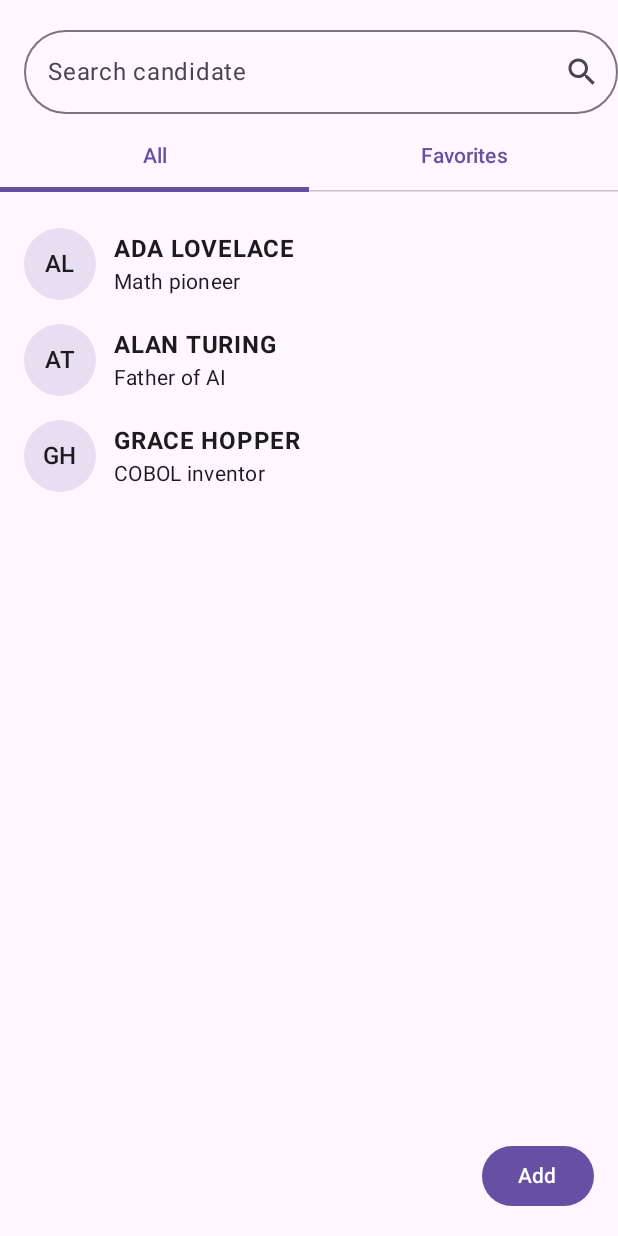
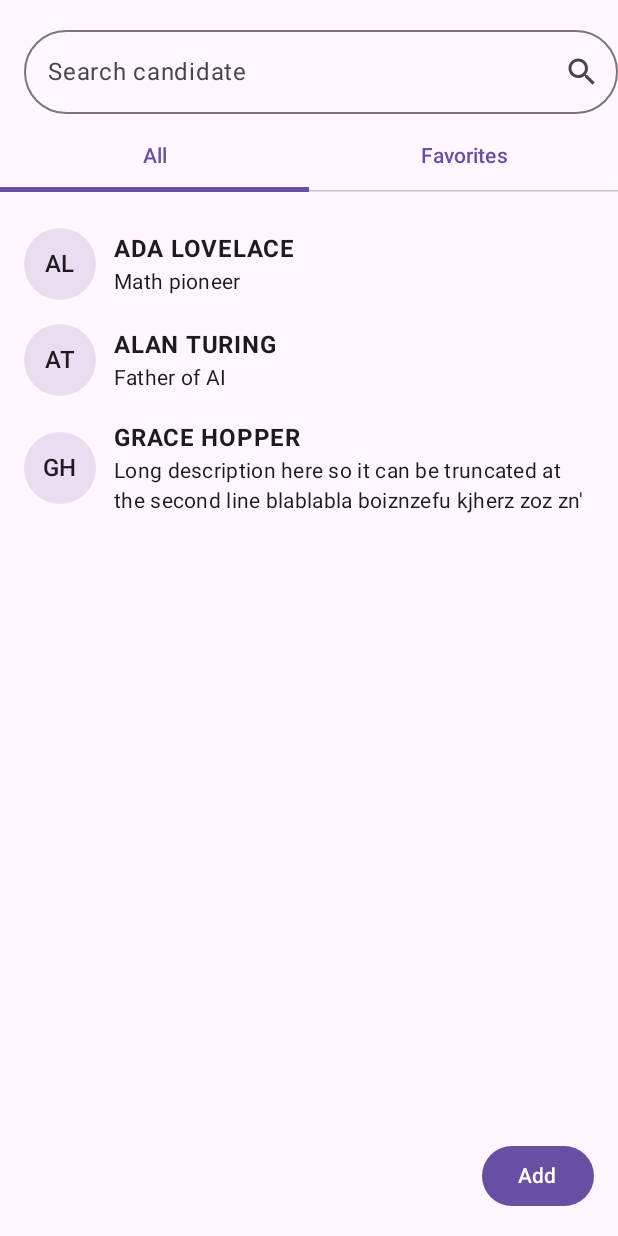
Before and after one commit to luisgarcia96/vitesse, an Android app built with Jetpack Compose: the @Preview function CandidatesList_WithItems_Preview, on a phone screen of 412 x 824 dp. Run offline under Robolectric (Android 15) with nearby library versions, the phone set to English and light mode, and no system bars.

Commit message:
Localize All and Favorites tabs in CandidatesListScreen

```diff
--- a/app/src/main/java/com/openclassrooms/vitesse/presentation/screens/candidates/list/CandidatesListScreen.kt
+++ b/app/src/main/java/com/openclassrooms/vitesse/presentation/screens/candidates/list/CandidatesListScreen.kt
@@ -110,12 +110,12 @@ private fun CandidatesListContent(
           Tab(
             selected = selectedTabIndex == 0,
             onClick = { selectedTabIndex = 0 },
-            text = { Text("All") }
+            text = { Text(stringResource(R.string.all)) }
           )
           Tab(
             selected = selectedTabIndex == 1,
             onClick = { selectedTabIndex = 1 },
-            text = { Text("Favorites") }
+            text = { Text(stringResource(R.string.favorites)) }
           )
         }
       }
@@ -190,7 +190,9 @@ private fun CandidateItem(
       if (!candidate.notes.isNullOrBlank()) {
         Text(
           text = candidate.notes,
-          style = MaterialTheme.typography.bodyMedium
+          style = MaterialTheme.typography.bodyMedium,
+          maxLines = 2,
+          overflow = androidx.compose.ui.text.style.TextOverflow.Ellipsis
         )
       }
     }
@@ -213,7 +215,7 @@ private fun CandidatesList_WithItems_Preview() {
     candidates = listOf(
       CandidateUi("Ada", "Lovelace", "Math pioneer"),
       CandidateUi("Alan", "Turing", "Father of AI"),
-      CandidateUi("Grace", "Hopper", "COBOL inventor")
+      CandidateUi("Grace", "Hopper", "Long description here so it can be truncated at the second line blablabla boiznzefu kjherz zoz zn'")
     ),
     onAddCandidate = {}
   )
--- a/app/src/main/res/values/strings.xml
+++ b/app/src/main/res/values/strings.xml
@@ -14,4 +14,6 @@
     <string name="add_candidate">Add candidate</string>
     <string name="no_candidate">No candidate</string>
     <string name="search_candidate">Search candidate</string>
+    <string name="all">All</string>
+    <string name="favorites">Favorites</string>
 </resources>
```
Also changed, not shown: 1 other file.
